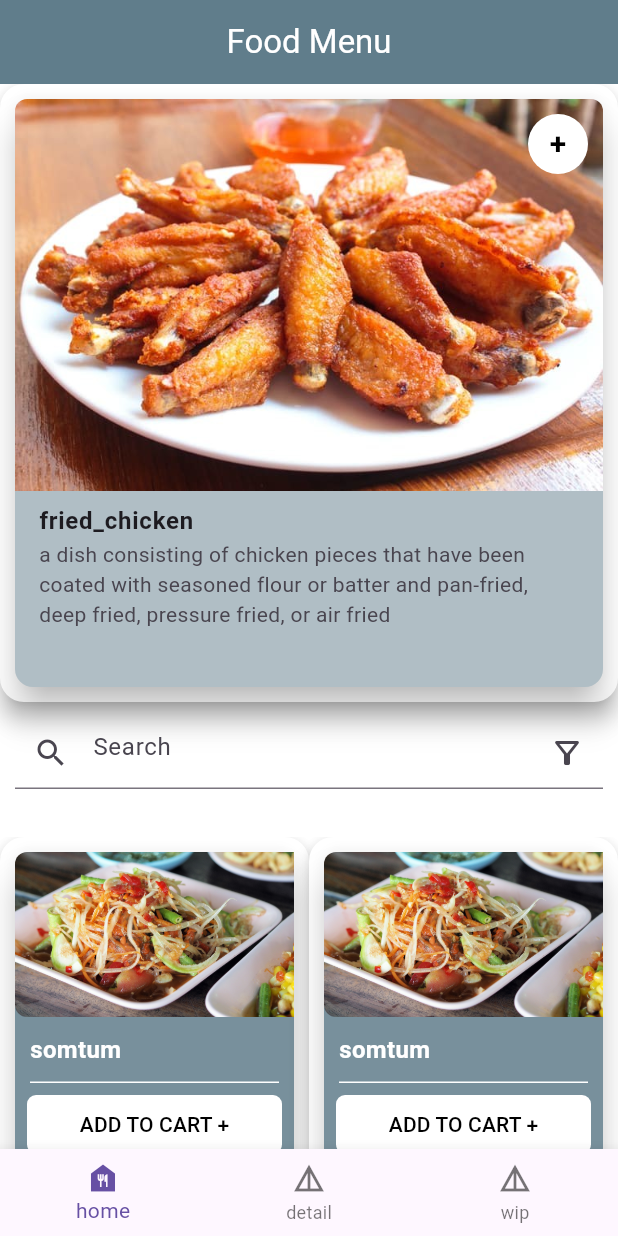
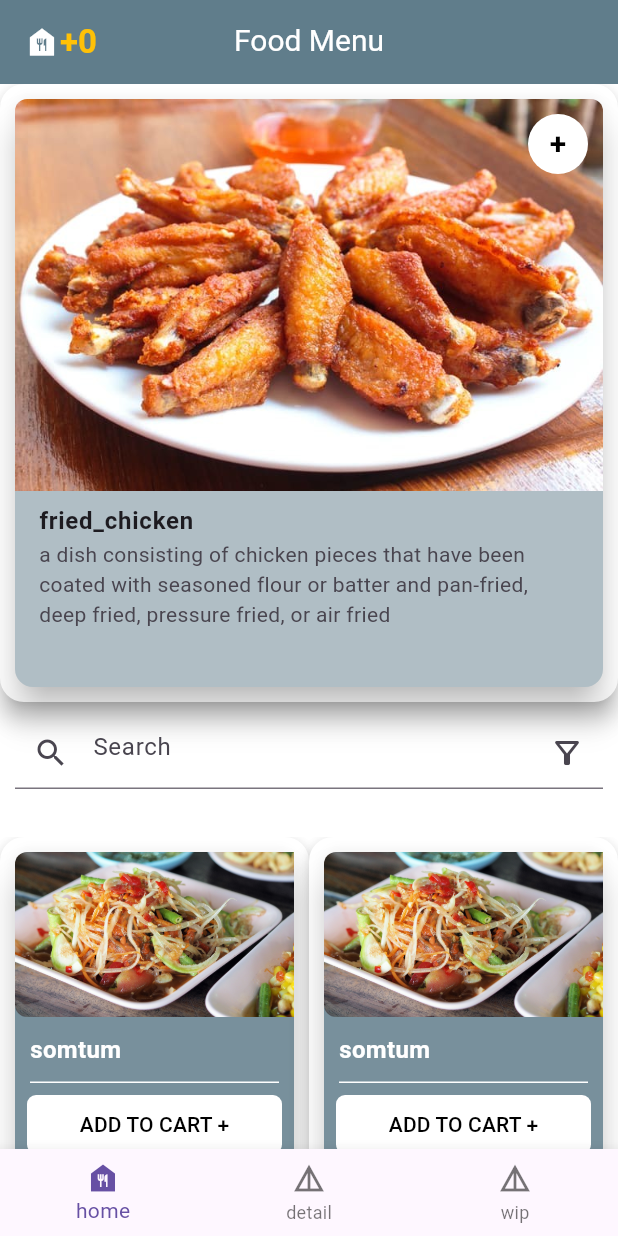
Before and after one commit to XEFF09/flutter-list, a Flutter app: the screen it shows after launch, on a phone screen of 412 x 824 dp. Run offline on Flutter 3.47's test engine with Material 3 defaults, Android fonts, the phone set to English and light mode, and no system bars.

```diff
--- a/lib/components/FoodCardSm.dart
+++ b/lib/components/FoodCardSm.dart
@@ -1,5 +1,7 @@
 import 'package:flutter/material.dart';
 import 'package:week3/FoodMenu.dart';
+
+import 'package:week3/components/ToCartButton.dart';
 
 class FoodCardSm extends StatelessWidget {
 
@@ -58,19 +60,7 @@ class FoodCardSm extends StatelessWidget {
                 Expanded(
                   child: ButtonBar(
                     children: [
-                      TextButton(
-                        onPressed: () {},
-                        style: TextButton.styleFrom(
-                          foregroundColor: Colors.black,
-                          backgroundColor: Colors.white,
-                          minimumSize: const Size(250, 0),
-                          shape: const RoundedRectangleBorder(
-                            borderRadius:
-                                BorderRadius.all(Radius.circular(6.0)),
-                          ),
-                        ),
-                        child: const Text('ADD TO CART +'),
-                      ),
+                      ToCartButton(foodMenu: foodMenu)
                     ],
                   ),
                 )
--- a/lib/components/NavTab.dart
+++ b/lib/components/NavTab.dart
@@ -1,11 +1,13 @@
 import 'package:flutter/material.dart';
+import 'package:week3/main.dart';
 import '../pages/HomePage.dart';
 import '../pages/Page2.dart';
 import '../pages/Page3.dart';
 import '../FoodMenu.dart';
 
+import 'package:provider/provider.dart';
+
 class NavTab extends StatefulWidget {
-
   const NavTab({
     super.key,
   });
@@ -14,35 +16,25 @@ class NavTab extends StatefulWidget {
   State<NavTab> createState() => _NavTabState();
 }
 
-
 class _NavTabState extends State<NavTab> {
-
   int indexTab = 0;
   FoodMenu initFood = const FoodMenu(
       foodName: 'fried_chicken',
-    foodDescription: 'a dish consisting of chicken pieces that have been coated with seasoned flour or batter and pan-fried, deep fried, pressure fried, or air fried',
+      foodDescription:
+          'a dish consisting of chicken pieces that have been coated with seasoned flour or batter and pan-fried, deep fried, pressure fried, or air fried',
       foodImage: 'fried_chicken.jpg',
-    foodCost: 15
-  );
+      foodCost: 15);
 
   @override
   Widget build(BuildContext context) {
-
     List<Widget> pages = [
       HomePage(
           onChangePage: (index, currFood) => setState(() {
                 initFood = currFood;
                 indexTab = index;
-        })
-      ),
-
-      Page2(
-        foodMenu: initFood
-      ),
-
-      Page3(
-        foodMenu: initFood
-      ),
+              })),
+      Page2(foodMenu: initFood),
+      Page3(),
     ];
 
     return MaterialApp(
@@ -51,26 +43,57 @@ class _NavTabState extends State<NavTab> {
         child: Scaffold(
           extendBodyBehindAppBar: true,
           appBar: AppBar(
-
-          title: const Center(
+            title: Consumer<CounterModel>(
+              builder: (context, model, child) {
+                return Center(
+                    child: Stack(
+                  children: [
+                    const Center(
                         child: Text('Food Menu',
-              style: TextStyle(
-                color: Colors.white
+                            style:
+                                TextStyle(fontSize: 20, color: Colors.white))),
+                    Row(
+                      children: [
+                        Positioned(
+                          bottom: 0,
+                          left: 0,
+                          child: Row(
+                            crossAxisAlignment: CrossAxisAlignment.center,
+                            mainAxisAlignment: MainAxisAlignment.center,
+                            children: [
+                              InkWell(
+                                  onTap: () => setState(() {
+                                        indexTab = 2;
+                                      }),
+                                  child: const Icon(Icons.food_bank_sharp,
+                                      color: Colors.white)),
+                              Text(
+                                '+${model.count}',
+                                style: const TextStyle(
+                                    color: Colors.amber,
+                                    fontWeight: FontWeight.bold),
+                              )
+                            ],
                           ),
                         ),
+                      ],
+                    ),
+                  ],
+                ));
+              },
             ),
             backgroundColor: Colors.blueGrey,
-
           ),
           body: Center(
             child: pages[indexTab],
           ),
           bottomNavigationBar: BottomNavigationBar(
             items: const [
-              BottomNavigationBarItem(icon: Icon(Icons.food_bank_sharp), label: 'home'),
-              BottomNavigationBarItem(icon: Icon(Icons.details), label: 'detail'),
+              BottomNavigationBarItem(
+                  icon: Icon(Icons.food_bank_sharp), label: 'home'),
+              BottomNavigationBarItem(
+                  icon: Icon(Icons.details), label: 'detail'),
               BottomNavigationBarItem(icon: Icon(Icons.details), label: 'wip'),
-
             ],
             onTap: (value) => setState(() {
               indexTab = value;
--- /dev/null
+++ b/lib/components/ToCartButton.dart
@@ -0,0 +1,34 @@
+import 'package:flutter/material.dart';
+import 'package:provider/provider.dart';
+import 'package:week3/FoodMenu.dart';
+import '../main.dart';
+
+class ToCartButton extends StatelessWidget {
+
+  final FoodMenu foodMenu;
+
+  const ToCartButton({
+    super.key,
+    required this.foodMenu,
+  });
+
+  @override
+  Widget build(BuildContext context) {
+    return TextButton(
+                        onPressed: () => {
+                          context.read<CounterModel>().increment(),
+                          context.read<CounterModel>().addFood(foodMenu),
+                        },
+                        style: TextButton.styleFrom(
+                          foregroundColor: Colors.black,
+                          backgroundColor: Colors.white,
+                          minimumSize: const Size(250, 0),
+                          shape: const RoundedRectangleBorder(
+                            borderRadius:
+                                BorderRadius.all(Radius.circular(6.0)),
+                          ),
+                        ),
+                        child: const Text('ADD TO CART +'),
+                      );
+  }
+}
--- a/lib/main.dart
+++ b/lib/main.dart
@@ -1,5 +1,24 @@
 import 'package:flutter/material.dart';
+import 'package:week3/FoodMenu.dart';
 import 'components/NavTab.dart';
+
+import 'package:provider/provider.dart';
+
+class CounterModel with ChangeNotifier {
+  int _count = 0;
+  List<FoodMenu> selectedFood = [];
+  int get count => _count;
+
+  void increment() {
+    _count++;
+    notifyListeners();
+  }
+
+  void addFood(FoodMenu food) {
+    selectedFood.add(food);
+    notifyListeners();
+  }
+}
 
 void main() {
   runApp(const MyApp());
@@ -10,7 +29,9 @@ class MyApp extends StatelessWidget {
 
   @override
   Widget build(BuildContext context) {
-    return MaterialApp(
+    return ChangeNotifierProvider(
+      create: (context) => CounterModel(),
+      child: MaterialApp(
         title: 'Food Menu Demo',
         theme: ThemeData(
           colorScheme: ColorScheme.fromSeed(seedColor: Colors.blueGrey),
@@ -18,6 +39,7 @@ class MyApp extends StatelessWidget {
         ),
         home: const MyHomePage(
           title: 'Food Menu',
+        ),
       ),
     );
   }
@@ -30,9 +52,6 @@ class MyHomePage extends StatelessWidget {
 
   @override
   Widget build(BuildContext context) {
-
-    return Container(
-      child: const NavTab()
-    );
+    return Container(child: const NavTab());
   }
 }
--- a/pubspec.yaml
+++ b/pubspec.yaml
@@ -34,6 +34,7 @@ dependencies:
   # The following adds the Cupertino Icons font to your application.
   # Use with the CupertinoIcons class for iOS style icons.
   cupertino_icons: ^1.0.2
+  provider: ^6.1.1
 
 dev_dependencies:
   flutter_test:
```
Also changed, not shown: lib/components/FoodCardLg.dart (+13 -8 lines), lib/pages/Page2.dart (+48 -93 lines), lib/pages/Page3.dart (+30 -7 lines), pubspec.lock. Lines whose indentation alone changed are shown as unchanged.
